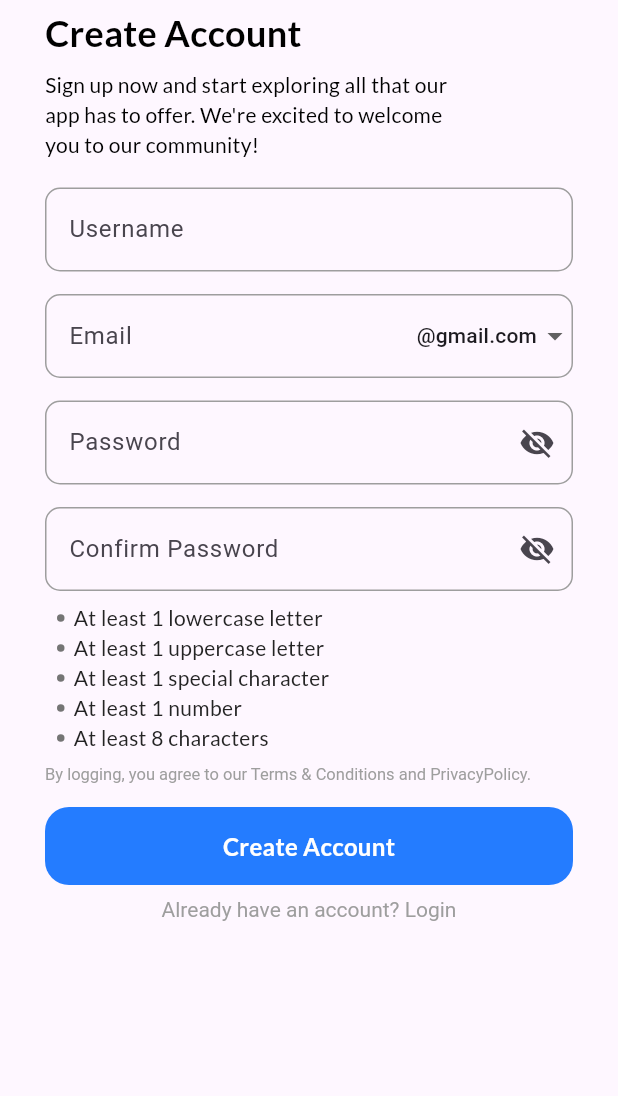
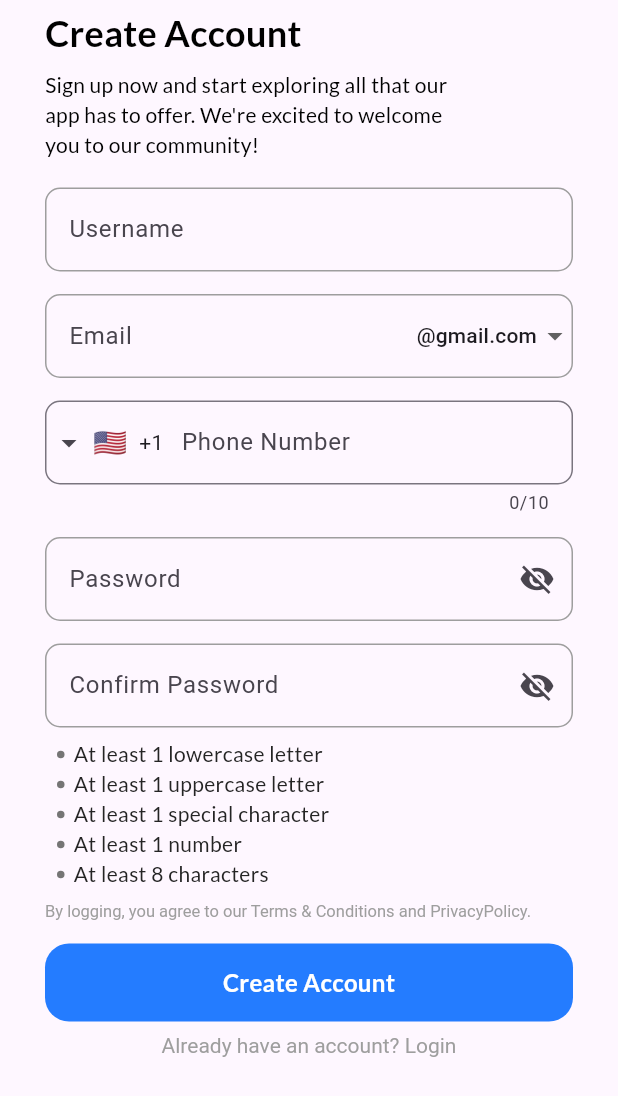
Before and after one commit to Sukhmeetsingh306/NFT_Trading, a Flutter app: the screen it shows after launch, on a phone screen of 412 x 824 dp. Shown: the top 1096 px of the screen. Run offline on Flutter 3.47's test engine with Material 3 defaults, Android fonts, the phone set to English and light mode, and no system bars; drawn by our look-alikes of intl_phone_field; our stand-ins replace google_fonts.

Commit message:
added field for phone number

```diff
--- a/frontend/lib/screens/signup_screen.dart
+++ b/frontend/lib/screens/signup_screen.dart
@@ -1,6 +1,8 @@
 import 'package:flutter/material.dart';
+import 'package:flutter/services.dart';
 import 'package:frontend/utils/space_utils.dart';
 import 'package:frontend/utils/validations/password_validations.dart';
+import 'package:intl_phone_field/intl_phone_field.dart';
 
 import '../core/termsAndConditions_core.dart';
 import '../utils/buttons/signup_button.dart';
@@ -20,6 +22,7 @@ class _SignUpScreenState extends State<SignUpScreen> {
   final TextEditingController _passwordController = TextEditingController();
   final TextEditingController _confirmPasswordController =
       TextEditingController();
+  final TextEditingController _phoneController = TextEditingController();
 
   bool _obscureText = true;
   bool _confirmObscureText = true;
@@ -52,6 +55,7 @@ class _SignUpScreenState extends State<SignUpScreen> {
     _emailController.dispose();
     _passwordController.dispose();
     _confirmPasswordController.dispose();
+    _phoneController.dispose();
   }
 
   @override
@@ -144,6 +148,29 @@ class _SignUpScreenState extends State<SignUpScreen> {
                       autofillHints: [AutofillHints.email],
                       onChanged: (value) {
                         _updateEmail();
+                      },
+                    ),
+                    sizedBoxH15(),
+                    IntlPhoneField(
+                      controller: _phoneController,
+                      decoration: InputDecoration(
+                        labelText: 'Phone Number',
+                        border: OutlineInputBorder(
+                          borderRadius: BorderRadius.circular(10),
+                          borderSide: BorderSide(),
+                        ),
+                      ),
+                      keyboardType: TextInputType.phone,
+                      inputFormatters: [FilteringTextInputFormatter.digitsOnly],
+                      initialCountryCode: 'US', // Set default country
+                      onChanged: (phone) {
+                        //print(phone.completeNumber);
+                      },
+                      validator: (phone) {
+                        if (phone == null || phone.number.isEmpty) {
+                          return 'Please enter your phone number';
+                        }
+                        return null;
                       },
                     ),
                     sizedBoxH15(),
```
